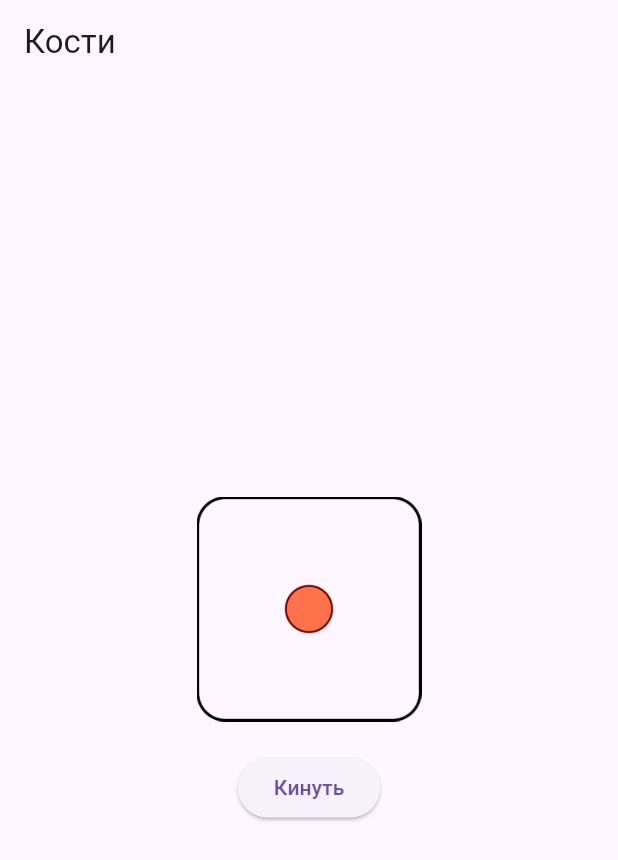
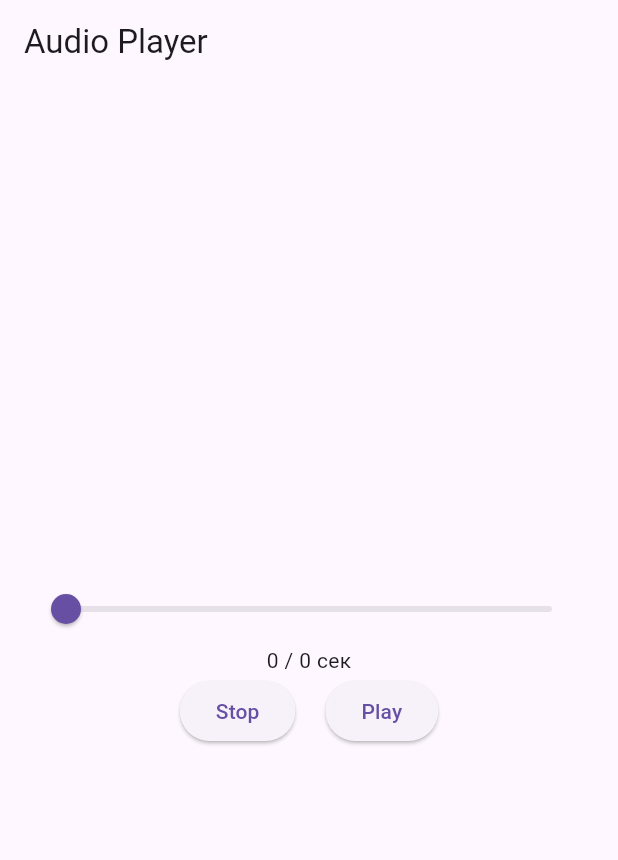
Before and after one commit to ferZyx/flutter-lessons, a Flutter app: the screen it shows after launch, on a phone screen of 412 x 824 dp. Shown: the top 860 px of the screen. Run offline on Flutter 3.47's test engine with Material 3 defaults, Android fonts, the phone set to English and light mode, and no system bars; our stand-ins replace just_audio, rxdart.

Commit message:
Audio Player

```diff
--- a/lib/main.dart
+++ b/lib/main.dart
@@ -1,52 +1,125 @@
-import 'dart:math';
 import 'package:flutter/material.dart';
+import 'package:just_audio/just_audio.dart';
+import 'package:rxdart/rxdart.dart';
 
 void main() {
-  runApp(const DiceApp());
+  runApp(const MyApp());
 }
 
-class DiceApp extends StatelessWidget {
-  const DiceApp({super.key});
+class MyApp extends StatelessWidget {
+  const MyApp({super.key});
 
   @override
   Widget build(BuildContext context) {
-    return const MaterialApp(
-      home: DiceScreen(),
+    return MaterialApp(
+      title: 'Audio Player',
+      theme: ThemeData(
+        primarySwatch: Colors.blue,
+      ),
+      home: const AudioPlayerScreen(),
     );
   }
 }
 
-class DiceScreen extends StatefulWidget {
-  const DiceScreen({super.key});
+class AudioPlayerScreen extends StatefulWidget {
+  const AudioPlayerScreen({super.key});
 
   @override
-  State<DiceScreen> createState() => _DiceScreenState();
+  State<AudioPlayerScreen> createState() => _AudioPlayerScreenState();
 }
 
-class _DiceScreenState extends State<DiceScreen> {
-  int _diceNumber = 1;
+class _AudioPlayerScreenState extends State<AudioPlayerScreen> {
+  late AudioPlayer _audioPlayer;
+  late Stream<Duration?> _durationStream;
+  late Stream<Duration> _positionStream;
 
-  void _rollDice() {
-    setState(() {
-      _diceNumber = Random().nextInt(6) + 1;
-    });
+  @override
+  void initState() {
+    super.initState();
+    _audioPlayer = AudioPlayer();
+    _audioPlayer.setUrl(
+        'https://www.soundhelix.com/examples/mp3/SoundHelix-Song-1.mp3');
+    _durationStream = _audioPlayer.durationStream;
+    _positionStream = _audioPlayer.positionStream;
   }
+
+  @override
+  void dispose() {
+    _audioPlayer.dispose();
+    super.dispose();
+  }
+
+  Stream<PositionData> get _positionDataStream =>
+      Rx.combineLatest2<Duration, Duration?, PositionData>(
+        _positionStream,
+        _durationStream,
+        (position, duration) =>
+            PositionData(position, duration ?? Duration.zero),
+      );
 
   @override
   Widget build(BuildContext context) {
     return Scaffold(
       appBar: AppBar(
-        title: const Text('Кости'),
+        title: const Text('Audio Player'),
       ),
-      body: Center(
+      body: Padding(
+        padding: const EdgeInsets.all(20.0),
         child: Column(
           mainAxisAlignment: MainAxisAlignment.center,
-          children: <Widget>[
-            Image.asset('assets/dice$_diceNumber.png', height: 150, width: 150),
-            const SizedBox(height: 20),
-            ElevatedButton(
-              onPressed: _rollDice,
-              child: const Text('Кинуть'),
+          children: [
+            StreamBuilder<PositionData>(
+              stream: _positionDataStream,
+              builder: (context, snapshot) {
+                final positionData = snapshot.data;
+                return Column(
+                  children: [
+                    if (positionData != null) ...[
+                      Slider(
+                        min: 0.0,
+                        max: positionData.duration.inMilliseconds.toDouble(),
+                        value: positionData.position.inMilliseconds.toDouble(),
+                        onChanged: (value) {
+                          _audioPlayer
+                              .seek(Duration(milliseconds: value.toInt()));
+                        },
+                      ),
+                      Text(
+                        '${positionData.position.inSeconds} / ${positionData.duration.inSeconds} сек',
+                      ),
+                    ]
+                  ],
+                );
+              },
+            ),
+            Row(
+              mainAxisAlignment: MainAxisAlignment.center,
+              children: [
+                ElevatedButton(
+                  onPressed: () {
+                    _audioPlayer.seek(Duration.zero);
+                    _audioPlayer.stop();
+                  },
+                  child: const Text('Stop'),
+                ),
+                const SizedBox(width: 20),
+                ElevatedButton(
+                  onPressed: () async {
+                    if (_audioPlayer.playing) {
+                      await _audioPlayer.pause();
+                    } else {
+                      await _audioPlayer.play();
+                    }
+                  },
+                  child: StreamBuilder<bool>(
+                    stream: _audioPlayer.playingStream,
+                    builder: (context, snapshot) {
+                      bool isPlaying = snapshot.data ?? false;
+                      return Text(isPlaying ? 'Pause' : 'Play');
+                    },
+                  ),
+                ),
+              ],
             ),
           ],
         ),
@@ -54,3 +127,10 @@ class _DiceScreenState extends State<DiceScreen> {
     );
   }
 }
+
+class PositionData {
+  final Duration position;
+  final Duration duration;
+
+  PositionData(this.position, this.duration);
+}
--- a/pubspec.yaml
+++ b/pubspec.yaml
@@ -35,7 +35,9 @@ dependencies:
   # Use with the CupertinoIcons class for iOS style icons.
   cupertino_icons: ^1.0.8
   sensors_plus: ^6.0.1
+  just_audio: ^0.9.23
 
+  rxdart: any
 dev_dependencies:
   flutter_test:
     sdk: flutter
```
Also changed, not shown: pubspec.lock, 1 other file.
